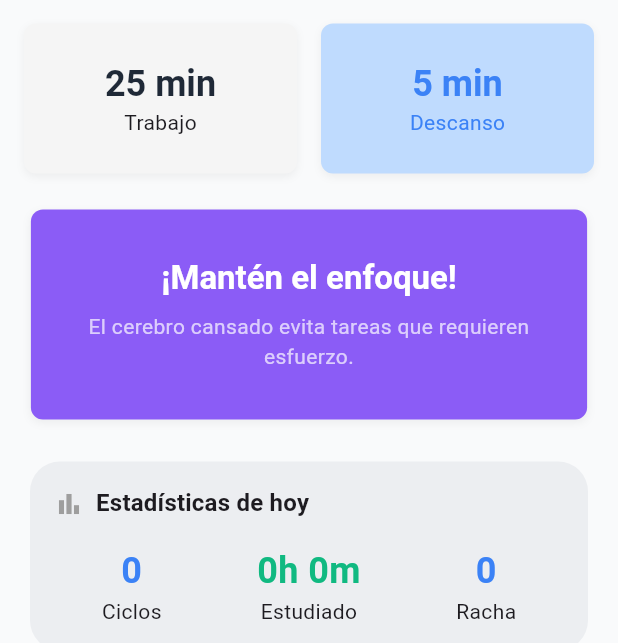
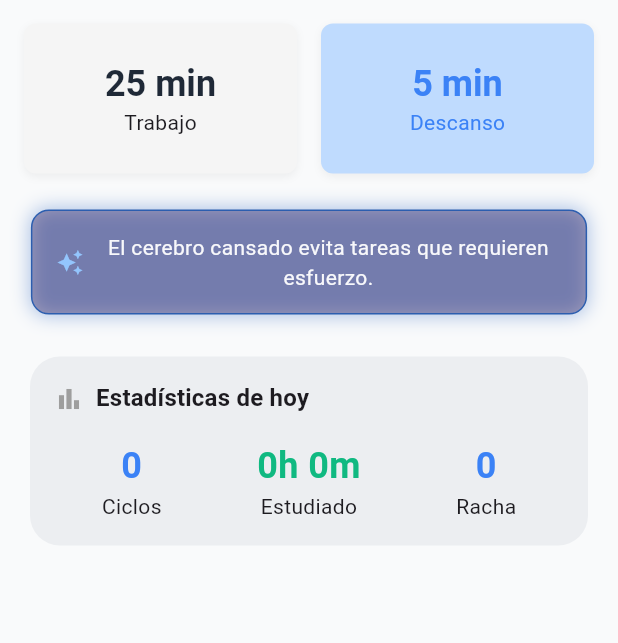
Before and after one commit to LautaroVegaa/Pomodo-app, a Flutter app: the PomodoroScreen screen opened directly, on a phone screen of 412 x 824 dp, the part 593-1236 px from its top. Run offline on Flutter 3.47's test engine with Material 3 defaults, Android fonts, the phone set to English and light mode, and no system bars; our stand-ins replace audioplayers, flutter_local_notifications, shared_preferences, supabase_flutter; accounts and stored records are empty.

Commit message:
style(facts-card): new blue-violet palette for Pomodō insights                                            Refined Pomodō Facts card colors to a balanced blue-violet palette for better contrast and mood consistency. - Adjusted background to translucent #5A159B–#2E4AFF range for a calm yet modern appearance. - Added subtle border and glow using BoxShadow to enhance depth. - Ensured visual harmony across light and dark themes. - Maintains minimal layout and centered content for improved focus and readability.

```diff
--- a/lib/screens/pomodoro_screen.dart
+++ b/lib/screens/pomodoro_screen.dart
@@ -267,47 +267,49 @@ class _PomodoroScreenState extends State<PomodoroScreen> {
 Center(
   child: Container(
     width: MediaQuery.of(context).size.width * 0.9,
-                      height: 140,
-                      padding: const EdgeInsets.all(20),
+    height: 70,
+    padding: const EdgeInsets.symmetric(horizontal: 16, vertical: 14),
     decoration: BoxDecoration(
-                        color: const Color(0xFF8B5CF6),
-                        borderRadius: BorderRadius.circular(8),
+      color: const Color.fromARGB(90, 21, 1, 75), // azulado translúcido
+      borderRadius: BorderRadius.circular(12),
+      border: Border.all(
+        color: const Color.fromARGB(255, 44, 94, 175), // azul-violeta más frío
+        width: 1,
+      ),
       boxShadow: [
         BoxShadow(
-                            color: Colors.black.withOpacity(0.05),
-                            blurRadius: 4,
-                            offset: const Offset(0, 2),
+          color: const Color.fromARGB(255, 46, 102, 192).withOpacity(0.4),
+          blurRadius: 10,
+          spreadRadius: 0.5,
         ),
       ],
     ),
-                      child: Column(
+    child: Row(
+      mainAxisAlignment: MainAxisAlignment.center,
       crossAxisAlignment: CrossAxisAlignment.center,
-                        mainAxisAlignment: MainAxisAlignment.center,
       children: [
-                          Text(
-                            "¡Mantén el enfoque!",
-                            textAlign: TextAlign.center,
-                            style: Theme.of(context)
-                                .textTheme
-                                .titleLarge
-                                ?.copyWith(
-                                  fontWeight: FontWeight.bold,
-                                  color: Colors.white,
+        const Icon(
+          Icons.auto_awesome, // ✨
+          color: Color(0xFF93C5FD), // azul-lavanda para el ícono
+          size: 18,
         ),
-                          ),
-                          const SizedBox(height: 8),
-                          AnimatedSwitcher(
+        const SizedBox(width: 8),
+        Expanded(
+          child: AnimatedSwitcher(
             duration: const Duration(milliseconds: 400),
             child: Text(
               timerProvider.currentPhrase.isNotEmpty
                   ? timerProvider.currentPhrase
-                                  : "Cada ciclo completado te acerca más a tus objetivos de estudio.",
+                  : "Silencia el ruido. Escuchá tu propósito.",
               key: ValueKey(timerProvider.currentPhrase),
               textAlign: TextAlign.center,
-                              style: Theme.of(context)
-                                  .textTheme
-                                  .bodyMedium
-                                  ?.copyWith(color: Colors.white70),
+              style: Theme.of(context).textTheme.bodyMedium?.copyWith(
+                    color: Colors.white.withOpacity(0.95),
+                    fontSize: 14,
+                    height: 1.4,
+                    fontWeight: FontWeight.w400,
+                  ),
+            ),
           ),
         ),
       ],
@@ -317,6 +319,8 @@ class _PomodoroScreenState extends State<PomodoroScreen> {
 const SizedBox(height: 24),
 const PomodoroStatsCard(),
 const SizedBox(height: 24),
+
+
                 ],
               ),
             ),
```
Lines whose indentation alone changed are shown as unchanged.
